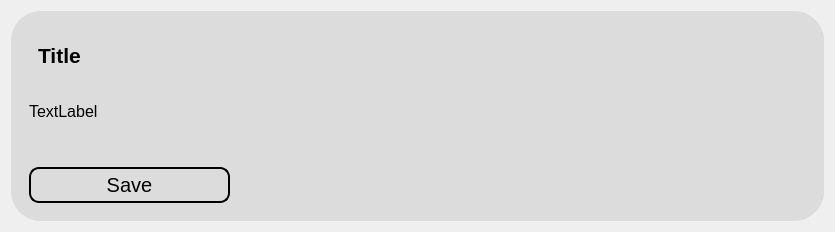
The window that ui/result.ui (Achu-Worifung/quickMove) describes before a commit, drawn with Qt 5.
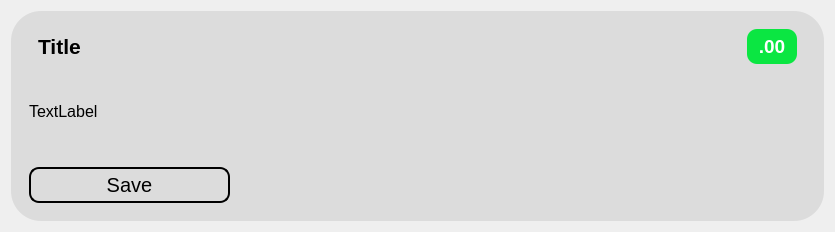
The same window after the commit. Icons and pictures are not drawn.

Commit message: added confidence # to autosearch results

```diff
--- a/ui/result.ui
+++ b/ui/result.ui
@@ -75,6 +75,9 @@
               </size>
              </property>
              <layout class="QHBoxLayout" name="horizontalLayout">
+              <property name="topMargin">
+               <number>0</number>
+              </property>
               <item>
                <widget class="QLabel" name="title">
                 <property name="sizePolicy">
@@ -123,7 +126,7 @@
                 </property>
                 <property name="minimumSize">
                  <size>
-                  <width>0</width>
+                  <width>35</width>
                   <height>35</height>
                  </size>
                 </property>
@@ -135,7 +138,7 @@
                 </property>
                 <property name="font">
                  <font>
-                  <pointsize>16</pointsize>
+                  <pointsize>14</pointsize>
                   <weight>75</weight>
                   <bold>true</bold>
                  </font>
@@ -144,10 +147,16 @@
                  <cursorShape>PointingHandCursor</cursorShape>
                 </property>
                 <property name="styleSheet">
-                 <string notr="true"/>
+                 <string notr="true">background-color: #0be642;
+color:white;
+border-radius: 10px;
+</string>
                 </property>
                 <property name="text">
-                 <string/>
+                 <string>.00</string>
+                </property>
+                <property name="alignment">
+                 <set>Qt::AlignCenter</set>
                 </property>
                </widget>
               </item>
```
The commit also changes 2 other files.
